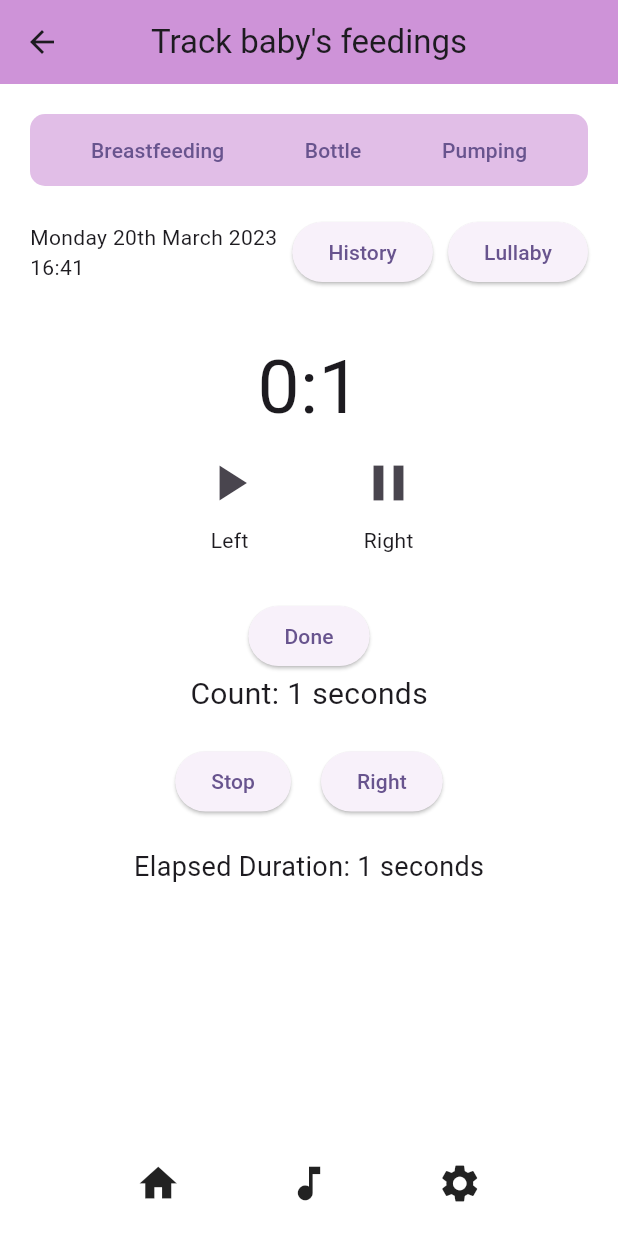
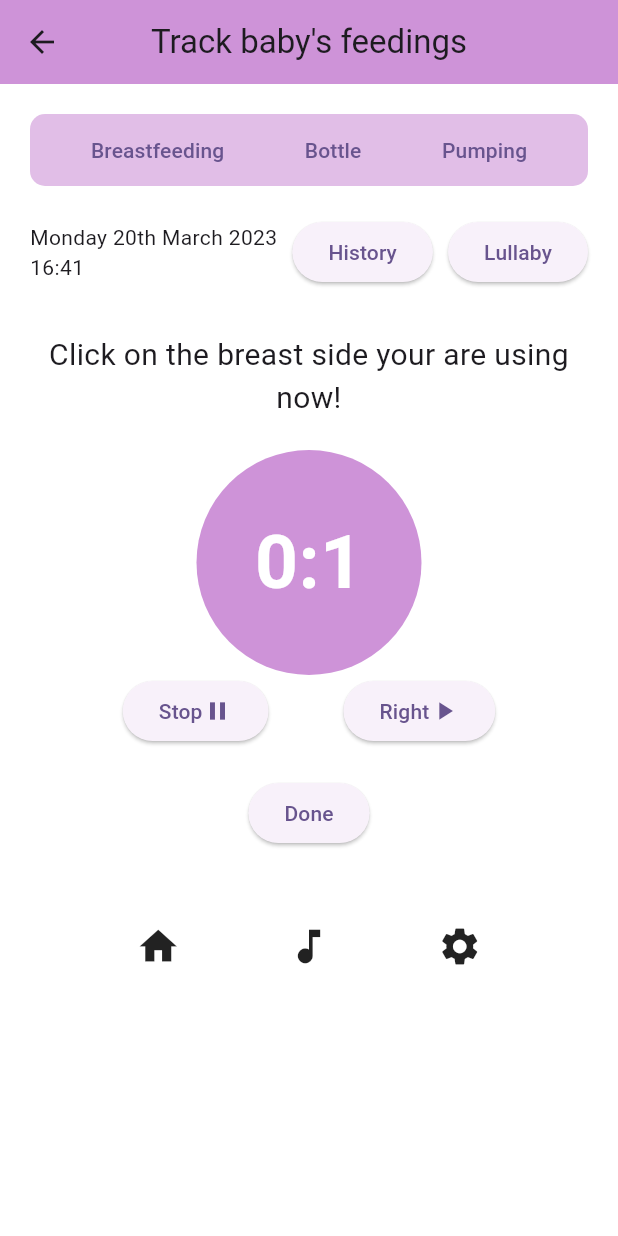
Before and after one commit to CowryCode/BreastFirst, a Flutter app: the FeedingsTracker screen opened directly, after a tap on "Left", on a phone screen of 412 x 824 dp. Run offline on Flutter 3.47's test engine with Material 3 defaults, Android fonts, the phone set to English and light mode, and no system bars; our stand-ins replace cloud_firestore, firebase_auth, firebase_core; accounts and stored records are empty; generated files the repository leaves out were written again.

Commit message:
feeding tracker ui completed

```diff
--- a/lib/pages/components/countdownwidget.dart
+++ b/lib/pages/components/countdownwidget.dart
@@ -3,7 +3,10 @@ import 'dart:async';
 import 'package:flutter/material.dart';
 
 class CountDownWidget extends StatefulWidget {
-  const CountDownWidget({Key? key}) : super(key: key);
+  final bool breastFeeding;
+  final bool bottle;
+  final bool pumping;
+  const CountDownWidget({Key? key, this.breastFeeding = true, this.bottle = false, this.pumping = false}) : super(key: key);
 
   @override
   _CountDownWidgetState createState() => _CountDownWidgetState();
@@ -17,50 +20,150 @@ class _CountDownWidgetState extends State<CountDownWidget> {
   Duration elapsedDuration = Duration();
   late Timer _timer;
 
+  int minutes = 0;
+  int seconds = 0;
+
   @override
   Widget build(BuildContext context) {
     return _countdowntimer();
   }
 
   Widget _countdowntimer(){
+    var msg =  (widget.breastFeeding == true) ?
+    'Click on the breast side your are using now!'
+        :
+    (widget.pumping == true)?
+        'Start pumping' : 'Start Bottling';
     return Column(
       mainAxisAlignment: MainAxisAlignment.center,
       children: [
-        Text(
-          'Count: $count seconds',
-          style: TextStyle(fontSize: 20),
+          Center(
+          child: Text(
+            msg,
+            style: TextStyle(fontSize: 20),
+            textAlign: TextAlign.center,
+          ),
         ),
         SizedBox(height: 20),
+
+        Container(
+          height: 150,
+          width: 150,
+          decoration: BoxDecoration(
+            shape: BoxShape.circle,
+            //color: Colors.white,
+            color: Colors.purple[200],
+          ),
+          child: Center(
+            child: Text(
+              '$minutes:$seconds',
+              style: TextStyle(
+                fontSize: 50,
+                fontWeight: FontWeight.bold,
+                color: Colors.white
+              ),
+            ),
+          ),
+        ),
+        // Text(
+        //   '$minutes:$seconds',
+        //   style: TextStyle(fontSize: 50),
+        // ),
         Row(
           mainAxisAlignment: MainAxisAlignment.center,
           children: [
+            if(widget.breastFeeding == true)
             ElevatedButton(
               onPressed: () {
                 selectedBreast(isLeft: true);
-                //startCountdown();
+                // startCountdown();
               },
-              child: Text(
-                  (leftBreastActive == false) ? 'Left' : 'Stop'
+              child: Row(
+                children: [
+                  Text((leftBreastActive == false) ? 'Left' : 'Stop'),
+                  Icon((leftBreastActive == false)? Icons.play_arrow : Icons.pause, size: 20)
+                ],
+
               ),
             ),
-            SizedBox(width: 20),
+            if(widget.breastFeeding == true)
+            SizedBox(width: 50),
+
+           if(widget.breastFeeding == false && widget.bottle == true)
+             ElevatedButton(
+              onPressed: () {
+                if(isCounting == false){
+                  startCountdown();
+                }else{
+                  print('BOTTLE DURATION : ${elapsedDuration.inSeconds}');
+                  startCountdown();
+                }
+              },
+              child: Row(
+                children: [
+                  Text((isCounting == false) ? 'Start Feeding' : 'Pause Feeding'),
+                  Icon((isCounting == false)? Icons.play_arrow : Icons.pause, size: 20)
+                ],
+
+              ),
+            ),
+            if(widget.breastFeeding == false && widget.pumping == true)
+              ElevatedButton(
+                onPressed: () {
+                  if(isCounting == false){
+                    startCountdown();
+                  }else{
+                    print('PUMPING DURATION : ${elapsedDuration.inSeconds}');
+                    startCountdown();
+                  }
+                },
+                child: Row(
+                  children: [
+                    Text((isCounting == false) ? 'Start Pumping' : 'Pause Pumping'),
+                    Icon((isCounting == false)? Icons.play_arrow : Icons.pause, size: 20)
+                  ],
+
+                ),
+              ),
+            if(widget.breastFeeding == true)
             ElevatedButton(
               onPressed: () {
                 selectedBreast(isLeft: false);
-               // startCountdown();
+                // startCountdown();
               },
-              child: Text(
-                  (rightBreastActive == false)?  'Right' : 'Stop'
+              child: Row(
+                children: [
+                  Text((rightBreastActive == false)?  'Right' : 'Stop'),
+                  Icon((rightBreastActive == false)? Icons.play_arrow : Icons.pause, size: 20)
+                ],
+
               ),
             ),
           ],
         ),
         SizedBox(height: 20),
-        if (elapsedDuration.inSeconds > 0)
-          Text(
-            'Elapsed Duration: ${elapsedDuration.inSeconds} seconds',
-            style: TextStyle(fontSize: 18),
-          ),
+        if(isCounting == true)
+        ElevatedButton(
+          onPressed: () {
+            if(widget.pumping == true ) {
+              _showDigitInputDialog(context);
+            }else {
+              // Handle done action
+              if(leftBreastActive == true){
+                // Save this data for left Breast
+                print('LEFT BREAST DURATION : ${elapsedDuration.inSeconds}');
+              }else{
+                // Save this data for right Breast
+                print('Right BREAST DURATION : ${elapsedDuration.inSeconds}');
+              }
+            }
+
+            initializeCounter(lbActive: false, rbActive: false, doneButton: true);
+            stopCountdown();
+          },
+          child: Text('Done'),
+        ),
+        SizedBox(height: 50),
       ],
     );
   }
@@ -80,13 +183,7 @@ class _CountDownWidgetState extends State<CountDownWidget> {
         // STOP THE COUNT
         stopCountdown();
         // RE-INITIALIZE THE COUNTER and Active breasts
-        setState(() {
-          count = 0;
-          elapsedDuration = Duration(seconds: 0);
-          leftBreastActive = false;
-          rightBreastActive = false;
-          isCounting = false;
-        });
+        initializeCounter(lbActive: false, rbActive: false);
       }else if (rightBreastActive == true){
         print('****************************************');
         print('CONDITION 2');
@@ -95,21 +192,10 @@ class _CountDownWidgetState extends State<CountDownWidget> {
 
         stopCountdown();
         // RE-INITIALIZE THE COUNTER and Active breasts
-        setState(() {
-          count = 0;
-          elapsedDuration = Duration(seconds: 0);
-          leftBreastActive = true;
-          rightBreastActive = false;
-          isCounting = false;
-        });
+        initializeCounter(lbActive: true, rbActive: false);
         startCountdown();
       }else{
-        setState(() {
-          count = 0;
-          elapsedDuration = Duration(seconds: 0);
-          leftBreastActive = true;
-          isCounting = false;
-        });
+        initializeCounter(lbActive: true, rbActive: false);
         startCountdown();
       }
 
@@ -124,13 +210,7 @@ class _CountDownWidgetState extends State<CountDownWidget> {
         // STOP THE COUNT
         stopCountdown();
         // RE-INITIALIZE THE COUNTER and Active breasts
-        setState(() {
-          count = 0;
-          elapsedDuration = Duration(seconds: 0);
-          leftBreastActive = false;
-          rightBreastActive = false;
-          isCounting = false;
-        });
+        initializeCounter(lbActive: false, rbActive: false);
       }else if (leftBreastActive == true){
         print('****************************************');
         print('CONDITION 4');
@@ -139,44 +219,39 @@ class _CountDownWidgetState extends State<CountDownWidget> {
 
         stopCountdown();
         // RE-INITIALIZE THE COUNTER and Active breasts
-        setState(() {
-          count = 0;
-          elapsedDuration = Duration(seconds: 0);
-          leftBreastActive = false;
-          rightBreastActive = true;
-          isCounting = false;
-        });
+        initializeCounter(lbActive: false, rbActive: true);
         startCountdown();
       }else {
-        setState(() {
-          count = 0;
-          elapsedDuration = Duration(seconds: 0);
-          rightBreastActive = true;
-          isCounting = false;
-        });
+        initializeCounter(lbActive: false, rbActive: true);
         startCountdown();
       }
     }
 
   }
 
+  void initializeCounter({required bool lbActive, required bool rbActive, bool doneButton = false}){
+    setState(() {
+      count = 0;
+      elapsedDuration = Duration(seconds: 0);
+      rightBreastActive = rbActive;
+      leftBreastActive = lbActive;
+      isCounting = doneButton;
+      minutes = 0;
+      seconds = 0;
+    });
+  }
+
   void startCountdown() {
-    // if (!isCounting) {
-    //   Timer.periodic(Duration(seconds: 1), (timer) {
-    //     setState(() {
-    //       count++;
-    //       elapsedDuration = Duration(seconds: count);
-    //     });
-    //   });
-    //   setState(() {
-    //     isCounting = true;
-    //   });
-    // }
     if (!isCounting) {
       _timer = Timer.periodic(Duration(seconds: 1), (timer) {
         setState(() {
           count++;
+          seconds++;
           elapsedDuration = Duration(seconds: count);
+          if(seconds == 60){
+            minutes++;
+            seconds = 0;
+          }
         });
       });
       setState(() {
@@ -197,18 +272,42 @@ class _CountDownWidgetState extends State<CountDownWidget> {
     }
   }
 
-  // void _startTimer() {
-  //   Timer.periodic(Duration(seconds: 1), (timer) {
-  //    // if (_countdown > 0 && _isCountingDown) {
-  //     if (_countdown == 0 && _isCountingDown) {
-  //       setState(() {
-  //         _countdown++;
-  //       });
-  //     } else {
-  //       timer.cancel();
-  //       stopCountdown();
-  //     }
-  //   });
-  // }
+  Future<void> _showDigitInputDialog(BuildContext context) async {
+    String inputValue = '';
+
+    return showDialog<void>(
+      context: context,
+      builder: (BuildContext context) {
+        return AlertDialog(
+          title: Text('Enter quantity (ml)'),
+          content: TextField(
+            keyboardType: TextInputType.number,
+            onChanged: (value) {
+              // Only allow digits
+              if (RegExp(r'^[0-9]+$').hasMatch(value)) {
+                inputValue = value;
+              }
+            },
+          ),
+          actions: <Widget>[
+            TextButton(
+              onPressed: () {
+                Navigator.of(context).pop();
+              },
+              child: Text('Cancel'),
+            ),
+            TextButton(
+              onPressed: () {
+                // Use the inputValue as needed (e.g., save, process, etc.)
+                print('Entered Digits: $inputValue');
+                Navigator.of(context).pop();
+              },
+              child: Text('OK'),
+            ),
+          ],
+        );
+      },
+    );
+  }
 
 }
--- a/lib/pages/trackbaby.dart
+++ b/lib/pages/trackbaby.dart
@@ -23,7 +23,8 @@ class _FeedingsTrackerState extends State<FeedingsTracker> {
         title: Text("Track baby's feedings"),
         centerTitle: true,
       ),
-      body: Padding(
+      body: SingleChildScrollView(
+         child: Padding(
            padding: const EdgeInsets.all(20.0),
           child: Column(
             children: [
@@ -37,10 +38,10 @@ class _FeedingsTrackerState extends State<FeedingsTracker> {
                   children: [
                     TextButton(onPressed: () {}, child: Text('Breastfeeding')),
                     TextButton(onPressed: () {
-                    Navigator.push(context, MaterialPageRoute(builder: (context) => PumpingScreen()),);
+                      Navigator.push(context, MaterialPageRoute(builder: (context) => PumpingScreen(bottle: true,)),);
                     }, child: Text('Bottle')),
                     TextButton(onPressed: () {
-                    Navigator.push(context, MaterialPageRoute(builder: (context) => PumpingScreen()),);
+                      Navigator.push(context, MaterialPageRoute(builder: (context) => PumpingScreen(pumping: true,)),);
                     }, child: Text('Pumping')),
                   ],
                 ),
@@ -59,47 +60,7 @@ class _FeedingsTrackerState extends State<FeedingsTracker> {
                 ],
               ),
                SizedBox(height: 30),
-            Text(
-              '$minutes:$seconds',
-              style: TextStyle(fontSize: 50),
-            ),
-            Row(
-              mainAxisAlignment: MainAxisAlignment.center,
-              children: [
-                Column(
-                  children: [
-                    IconButton(
-                      onPressed: () {
-                        // Handle left button press
-                      },
-                      icon: Icon(Icons.play_arrow, size: 40),
-                    ),
-                    Text('Left')
-                  ],
-                ),
-                SizedBox(width: 50),
-                Column(
-                  children: [
-                    IconButton(
-                      onPressed: () {
-                        // Handle right button press
-                      },
-                      icon: Icon(Icons.pause, size: 40),
-                    ),
-                    Text('Right')
-                  ],
-                ),
-              ],
-            ),
-            SizedBox(height: 30),
-            ElevatedButton(
-              onPressed: () {
-                // Handle done action
-              },
-              child: Text('Done'),
-            ),
-            CountDownWidget(),
-            Spacer(),
+              const  Center(child: CountDownWidget()),
               Row(
                 mainAxisAlignment: MainAxisAlignment.spaceEvenly,
                 children: [
@@ -111,6 +72,7 @@ class _FeedingsTrackerState extends State<FeedingsTracker> {
             ],
           ),
         ),
+      ),
     );
   }
 }
```
Also changed, not shown: lib/pages/pumping.dart (+10 -47 lines). Lines whose indentation alone changed are shown as unchanged.
